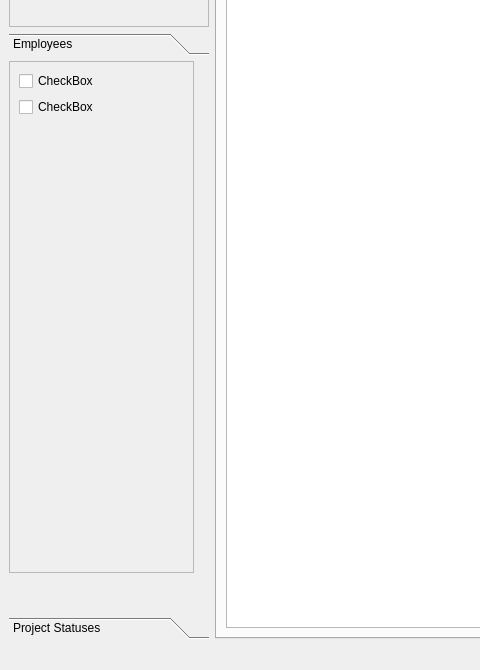
CPSC491FileMaker/project, file testing/updated_layout_with_stretch_and_scrollareas_drawn_in.ui: the form before one commit; both pictures show x 0 to 480 and y 201 to 871 of the 1123 by 871 pixel window.
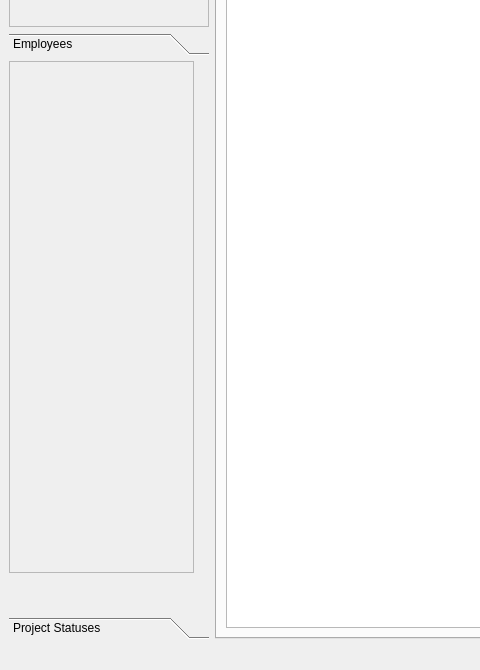
The form after the commit. The open tabs and pages were chosen to show the change.

Commit message: Added rightclick menu on Daily.  Created Stubs under Help.  I think this is ready to be the main pycalendar.  Waiting for input from everyone else.

The edit to the form file:
```diff
--- a/testing/updated_layout_with_stretch_and_scrollareas_drawn_in.ui
+++ b/testing/updated_layout_with_stretch_and_scrollareas_drawn_in.ui
@@ -130,8 +130,8 @@
           <rect>
            <x>0</x>
            <y>0</y>
-           <width>200</width>
-           <height>536</height>
+           <width>190</width>
+           <height>552</height>
           </rect>
          </property>
          <attribute name="label">
@@ -169,25 +169,14 @@
                <rect>
                 <x>0</x>
                 <y>0</y>
-                <width>181</width>
-                <height>508</height>
+                <width>177</width>
+                <height>504</height>
                </rect>
               </property>
               <layout class="QFormLayout" name="formLayout_3">
-               <item row="0" column="0">
-                <widget class="QCheckBox" name="checkBox_2">
-                 <property name="text">
-                  <string>CheckBox</string>
-                 </property>
-                </widget>
-               </item>
-               <item row="1" column="0">
-                <widget class="QCheckBox" name="checkBox">
-                 <property name="text">
-                  <string>CheckBox</string>
-                 </property>
-                </widget>
-               </item>
+               <property name="fieldGrowthPolicy">
+                <enum>QFormLayout::ExpandingFieldsGrow</enum>
+               </property>
               </layout>
              </widget>
             </widget>
```
Left out of the diff: 29 changed lines with no effect on the pictures. The commit also changes 1 other file.
